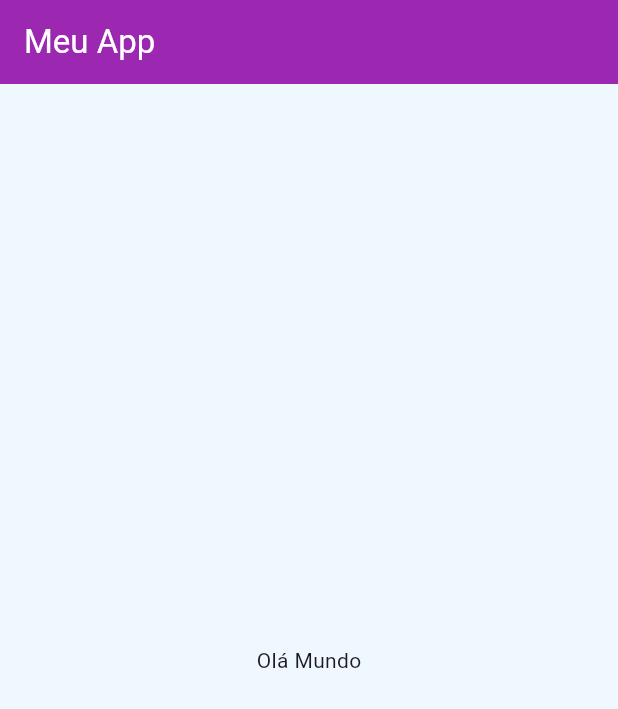
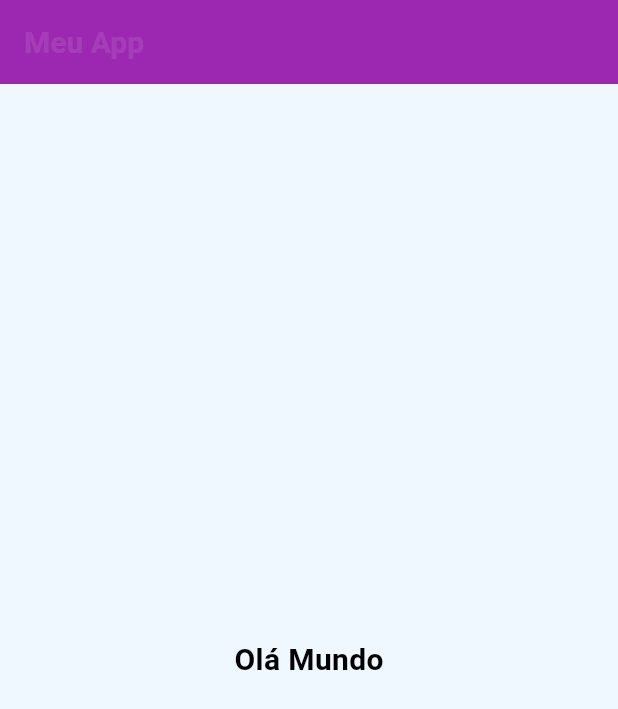
Before and after one commit to sabrina702/myapp, a Flutter app: the screen it shows after launch, on a phone screen of 412 x 824 dp. Shown: the top 709 px of the screen. Run offline on Flutter 3.47's test engine with Material 3 defaults, Android fonts, the phone set to English and light mode, and no system bars; our stand-ins replace google_fonts.

Commit message:
commit 3

```diff
--- a/lib/core/theme/colors.dart
+++ b/lib/core/theme/colors.dart
@@ -10,4 +10,5 @@ class AppColors {
   );
   static const Color primary = Colors.purple;
   static const Color white = Colors.white10;
+  static const Color black = Colors.black;
 }
--- a/lib/core/theme/text_styles.dart
+++ b/lib/core/theme/text_styles.dart
@@ -1,10 +1,17 @@
 import 'package:flutter/material.dart';
+import 'package:google_fonts/google_fonts.dart';
 import 'package:myapp/core/theme/colors.dart';
 
 class TextStyles {
-  static const TextStyle appBarTirle = TextStyle(
+  static const TextStyle appBarTitle = TextStyle(
     fontSize: 20,
     fontWeight: FontWeight.bold,
     color: AppColors.white,
   );
+
+  static TextStyle get googleFonts => GoogleFonts.roboto(
+    fontSize: 20,
+    fontWeight: FontWeight.bold,
+    color: AppColors.black,
+  );
 }
--- a/lib/presentation/pages/appbar/home_page1.dart
+++ b/lib/presentation/pages/appbar/home_page1.dart
@@ -1,4 +1,6 @@
 import 'package:flutter/material.dart';
+import 'package:myapp/core/theme/colors.dart';
+import 'package:myapp/core/theme/text_styles.dart';
 
 class HomePage extends StatelessWidget {
   const HomePage({super.key});
@@ -6,16 +8,12 @@ class HomePage extends StatelessWidget {
   @override
   Widget build(BuildContext context) {
     return Scaffold(
-      backgroundColor: Color.fromARGB(255, 240, 248, 255),
+      backgroundColor: AppColors.backgroundColorScaffold,
         appBar: AppBar(
-          backgroundColor: Colors.purple,
-          title: Text('Meu App',
-          style: TextStyle(
-            color: Colors.white,
+          backgroundColor: AppColors.primary,
+          title: Text('Meu App', style: TextStyles.appBarTitle),
           ),
-          ),
-          ),
-          body: Center(child: Text('Olá Mundo')),
+          body: Center(child: Text('Olá Mundo', style: TextStyles.googleFonts)),
     );
   }
 }
--- a/pubspec.yaml
+++ b/pubspec.yaml
@@ -34,6 +34,7 @@ dependencies:
   # The following adds the Cupertino Icons font to your application.
   # Use with the CupertinoIcons class for iOS style icons.
   cupertino_icons: ^1.0.8
+  google_fonts: ^6.3.1
 
 dev_dependencies:
   flutter_test:
```
Also changed, not shown: pubspec.lock, 1 other file.
